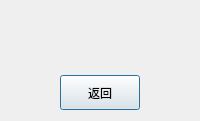
First picture: the form in zombie_calculator/gui/msg.ui, repository Kndy666/zombie_calculator, before the edit.
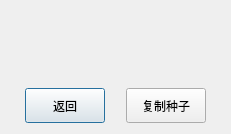
Second picture: the form after the edit.

Commit message: 增加复制结果功能 修复改进若干

Patch:
```diff
--- a/zombie_calculator/gui/msg.ui
+++ b/zombie_calculator/gui/msg.ui
@@ -9,8 +9,8 @@
    <rect>
     <x>0</x>
     <y>0</y>
-    <width>200</width>
-    <height>121</height>
+    <width>231</width>
+    <height>134</height>
    </rect>
   </property>
   <property name="windowTitle">
@@ -21,6 +21,12 @@
     <layout class="QVBoxLayout" name="verticalLayout">
      <item>
       <widget class="QLabel" name="msgLabal">
+       <property name="font">
+        <font>
+         <family>宋体</family>
+         <pointsize>11</pointsize>
+        </font>
+       </property>
        <property name="text">
         <string/>
        </property>
@@ -76,6 +82,38 @@
          </property>
         </spacer>
        </item>
+       <item>
+        <widget class="QPushButton" name="copy_btn">
+         <property name="sizePolicy">
+          <sizepolicy hsizetype="Expanding" vsizetype="Maximum">
+           <horstretch>0</horstretch>
+           <verstretch>0</verstretch>
+          </sizepolicy>
+         </property>
+         <property name="maximumSize">
+          <size>
+           <width>16777215</width>
+           <height>35</height>
+          </size>
+         </property>
+         <property name="text">
+          <string>复制种子</string>
+         </property>
+        </widget>
+       </item>
+       <item>
+        <spacer name="horizontalSpacer_3">
+         <property name="orientation">
+          <enum>Qt::Horizontal</enum>
+         </property>
+         <property name="sizeHint" stdset="0">
+          <size>
+           <width>70</width>
+           <height>20</height>
+          </size>
+         </property>
+        </spacer>
+       </item>
       </layout>
      </item>
     </layout>
```
The commit also changes 14 other files.
